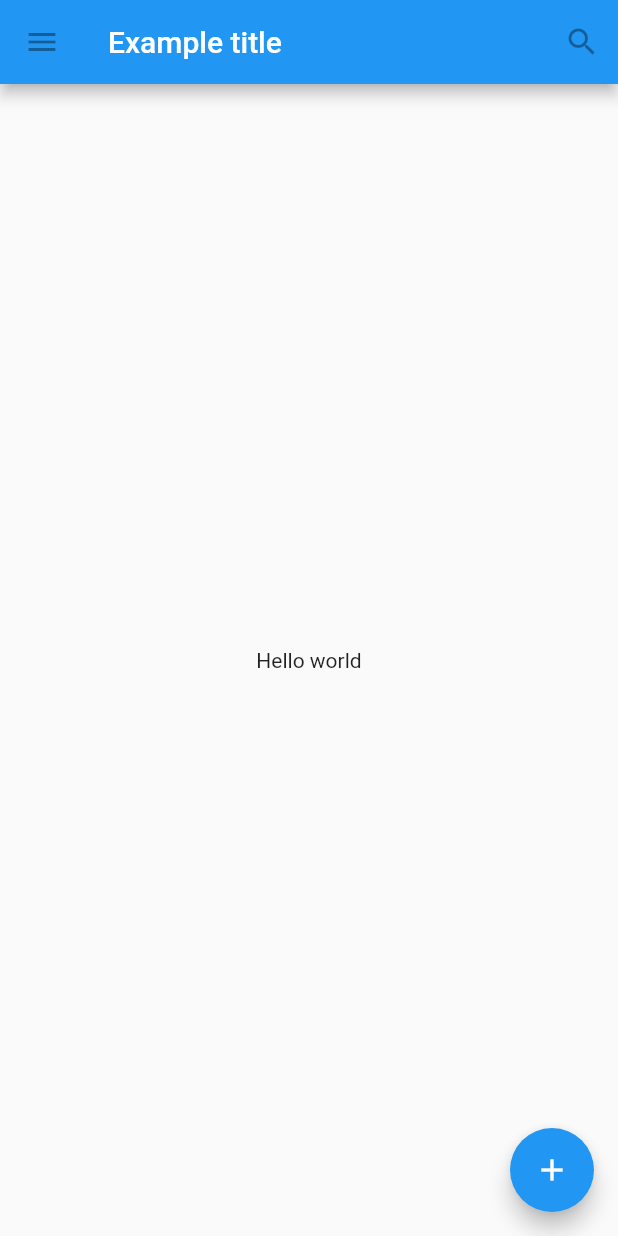
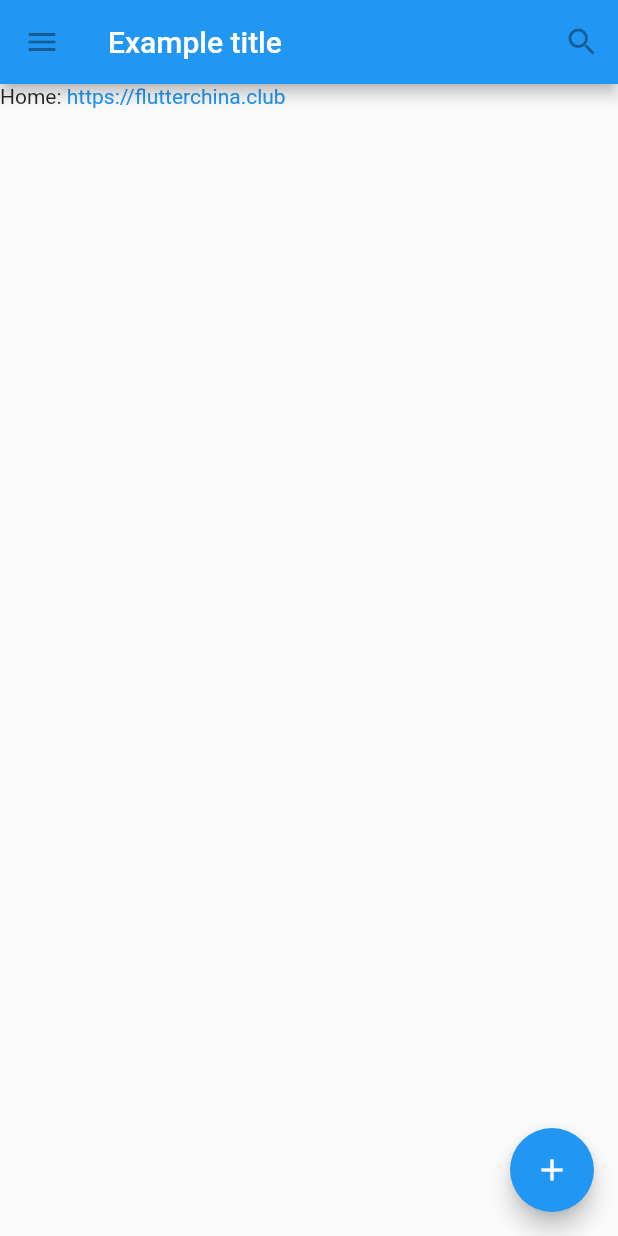
Before and after one commit to aimin987/flutter_tutorial, a Flutter app: the MaterialWidget screen opened directly, on a phone screen of 412 x 824 dp. Run offline on Flutter 3.47's test engine with Material 2 defaults, Android fonts, the phone set to English and light mode, and no system bars.

Commit message:
文本，字体样式

```diff
--- a/lib/examples/material_widget.dart
+++ b/lib/examples/material_widget.dart
@@ -4,7 +4,7 @@
  * Description: 使用 Material 组件
  * -----
  * Created  By: Aim 2020-02-18 10:58:27
- * Modified By: Aim 2020-02-18 11:12:51
+ * Modified By: Aim 2020-02-20 16:51:56
  * -----
  * HISTORY:
  * Date      	By	Comments
@@ -13,6 +13,7 @@
 
 
 import 'package:flutter/material.dart';
+import 'package:flutter_tutorial/examples/text.dart';
 
 class MaterialWidget extends StatelessWidget {
   @override
@@ -25,9 +26,7 @@ class MaterialWidget extends StatelessWidget {
           new IconButton(icon: new Icon(Icons.search), onPressed: null)
         ],
       ),
-      body: new Center(
-        child: new Text('Hello world'),
-      ),
+      body: new TextWidget(),
 
       floatingActionButton: new FloatingActionButton(
         child: new Icon(Icons.add),
--- /dev/null
+++ b/lib/examples/text.dart
@@ -0,0 +1,51 @@
+/*
+ * File: text.dart
+ * -----
+ * Description:
+ * -----
+ * Created  By: Aim 2020-02-20 16:49:20
+ * Modified By: Aim 2020-02-20 17:26:01
+ * -----
+ * HISTORY:
+ * Date      	By	Comments
+ * ----------	---	----------------------------------------------------------
+ */
+
+import 'package:flutter/material.dart';
+
+class TextWidget extends StatelessWidget {
+  @override
+  Widget build(BuildContext context) {
+    // return new Center(
+    //   child: new Text(
+    //     'Hello Aimin' * 2,
+    //     textAlign: TextAlign.center,
+    //     maxLines: 1,
+    //     overflow: TextOverflow.ellipsis,
+    //     textScaleFactor: 1.0,
+    //     style: new TextStyle(
+    //         color: Colors.blue,
+    //         fontSize: 18.0,
+    //         height: 1.2,
+    //         fontFamily: 'Courier',
+    //         background: new Paint()..color = Colors.yellow,
+    //         decoration: TextDecoration.underline,
+    //         decorationStyle: TextDecorationStyle.dashed),
+    //   ),
+    // );
+
+    return Text.rich(TextSpan(
+      children: [
+        TextSpan(
+          text: 'Home: '
+        ),
+        TextSpan(
+          text: 'https://flutterchina.club',
+          style: TextStyle(
+            color: Colors.blue
+          )
+        )
+      ]
+    ));
+  }
+}
--- a/lib/main.dart
+++ b/lib/main.dart
@@ -1,10 +1,11 @@
 import 'package:flutter/material.dart';
 import 'package:flutter_tutorial/examples/counter.dart';
+import 'package:flutter_tutorial/examples/material_widget.dart';
 import 'package:flutter_tutorial/examples/state.dart';
 // import 'package:flutter_tutorial/examples/hello_world.dart';
 // import 'package:flutter_tutorial/examples/material_widget.dart';
 
 void main() => runApp(new MaterialApp(
   title: 'My App',
-  home: new ParentWidgetC()
+  home: new MaterialWidget()
 ));
```
